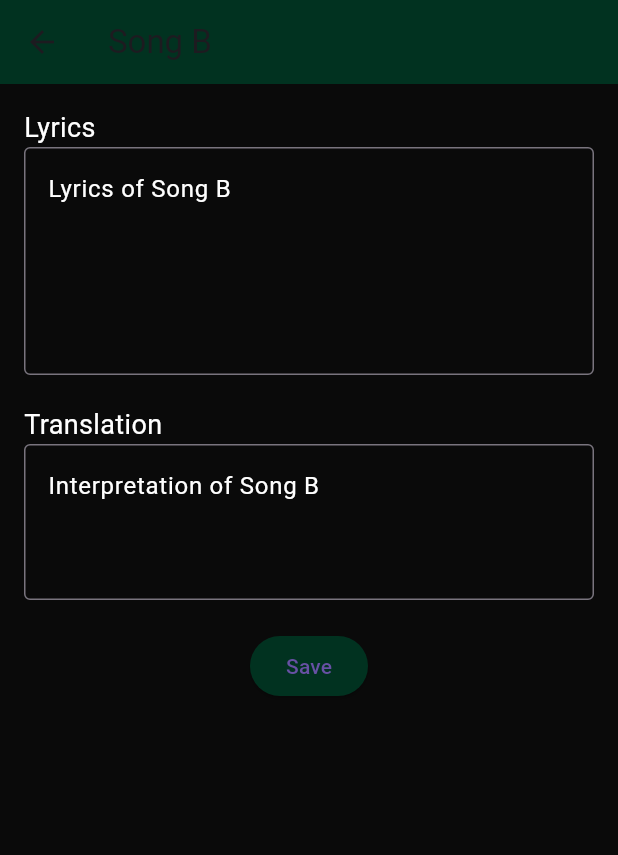
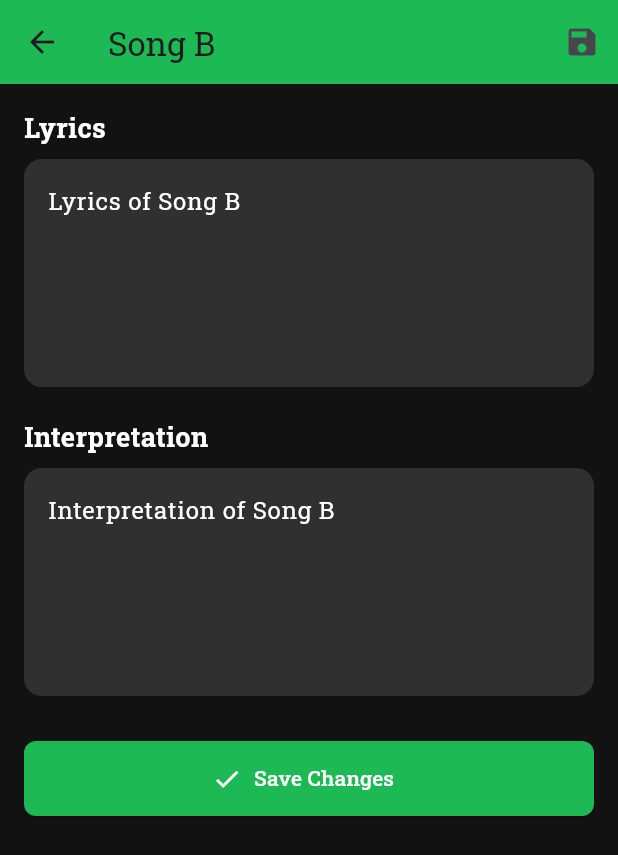
Before and after one commit to chrsthper/FP_TEKBER_LOVETIFY, a Flutter app: the screen it shows after launch, after a tap on the "delete" icon, after a tap on "Song B", on a phone screen of 412 x 824 dp. Shown: the top 855 px of the screen. Run offline on Flutter 3.47's test engine with Material 3 defaults, Android fonts, the phone set to English and light mode, and no system bars.

Commit message:
newest ui

```diff
--- a/lib/library_page.dart
+++ b/lib/library_page.dart
@@ -42,40 +42,17 @@ class _LibraryPageState extends State<LibraryPage> {
     showDialog(
       context: context,
       builder: (ctx) => AlertDialog(
-        backgroundColor: Color(0xFF0A0A0A),
+        backgroundColor: Colors.grey[900],
+        shape: RoundedRectangleBorder(borderRadius: BorderRadius.circular(15)),
         title: Text('Add New Song', style: TextStyle(color: Colors.white)),
         content: Column(
           mainAxisSize: MainAxisSize.min,
           children: [
-            TextField(
-              controller: _titleController,
-              style: TextStyle(color: Colors.white),
-              decoration: InputDecoration(
-                labelText: 'Title',
-                labelStyle: TextStyle(color: Colors.grey),
-                border: OutlineInputBorder(),
-              ),
-            ),
+            _buildTextField(_titleController, 'Title'),
             SizedBox(height: 10),
-            TextField(
-              controller: _lyricsController,
-              style: TextStyle(color: Colors.white),
-              decoration: InputDecoration(
-                labelText: 'Lyrics',
-                labelStyle: TextStyle(color: Colors.grey),
-                border: OutlineInputBorder(),
-              ),
-            ),
+            _buildTextField(_lyricsController, 'Lyrics'),
             SizedBox(height: 10),
-            TextField(
-              controller: _translationController,
-              style: TextStyle(color: Colors.white),
-              decoration: InputDecoration(
-                labelText: 'Interpretation',
-                labelStyle: TextStyle(color: Colors.grey),
-                border: OutlineInputBorder(),
-              ),
-            ),
+            _buildTextField(_translationController, 'Interpretation'),
           ],
         ),
         actions: [
@@ -83,7 +60,11 @@ class _LibraryPageState extends State<LibraryPage> {
             onPressed: () => Navigator.pop(context),
             child: Text('Cancel', style: TextStyle(color: Colors.red)),
           ),
-          TextButton(
+          ElevatedButton(
+            style: ElevatedButton.styleFrom(
+              backgroundColor: Color(0xFF1DB954),
+              shape: RoundedRectangleBorder(borderRadius: BorderRadius.circular(8)),
+            ),
             onPressed: () {
               final newSong = Song(
                 id: DateTime.now().toString(),
@@ -94,9 +75,23 @@ class _LibraryPageState extends State<LibraryPage> {
               _addSong(newSong);
               Navigator.pop(context);
             },
-            child: Text('Add', style: TextStyle(color: Colors.green)),
+            child: Text('Add', style: TextStyle(color: Colors.white)),
           ),
         ],
+      ),
+    );
+  }
+
+  Widget _buildTextField(TextEditingController controller, String label) {
+    return TextField(
+      controller: controller,
+      style: TextStyle(color: Colors.white),
+      decoration: InputDecoration(
+        filled: true,
+        fillColor: Colors.grey[800],
+        labelText: label,
+        labelStyle: TextStyle(color: Colors.grey[400]),
+        border: OutlineInputBorder(borderRadius: BorderRadius.circular(10)),
       ),
     );
   }
@@ -106,17 +101,28 @@ class _LibraryPageState extends State<LibraryPage> {
     return Scaffold(
       appBar: AppBar(
         title: Text('Library'),
-        backgroundColor: Color(0xFF013220),
+        backgroundColor: Color(0xFF1DB954),
       ),
-      body: ListView.builder(
+      body: _songs.isEmpty
+          ? Center(
+              child: Text(
+                'No songs available. Add some!',
+                style: TextStyle(color: Colors.grey[500], fontSize: 18),
+              ),
+            )
+          : ListView.builder(
               itemCount: _songs.length,
               itemBuilder: (ctx, index) {
                 final song = _songs[index];
-          return ListTile(
-            title: Text(song.title, style: TextStyle(color: Colors.white)),
-            subtitle: Text(song.translation, style: TextStyle(color: Colors.grey)),
+                return Card(
+                  margin: EdgeInsets.symmetric(vertical: 8, horizontal: 12),
+                  color: Colors.grey[900],
+                  shape: RoundedRectangleBorder(borderRadius: BorderRadius.circular(15)),
+                  child: ListTile(
+                    title: Text(song.title, style: TextStyle(color: Colors.white, fontWeight: FontWeight.bold)),
+                    subtitle: Text(song.translation, style: TextStyle(color: Colors.grey[400])),
                     trailing: IconButton(
-              icon: Icon(Icons.delete, color: Colors.red),
+                      icon: Icon(Icons.delete, color: Colors.redAccent),
                       onPressed: () => _deleteSong(song.id),
                     ),
                     onTap: () {
@@ -130,12 +136,14 @@ class _LibraryPageState extends State<LibraryPage> {
                         ),
                       );
                     },
+                  ),
                 );
               },
             ),
-      floatingActionButton: FloatingActionButton(
-        backgroundColor: Color(0xFF013220),
-        child: Icon(Icons.add),
+      floatingActionButton: FloatingActionButton.extended(
+        backgroundColor: Color(0xFF1DB954),
+        icon: Icon(Icons.add),
+        label: Text('New Song'),
         onPressed: _addNewSong,
       ),
     );
--- a/lib/main.dart
+++ b/lib/main.dart
@@ -2,7 +2,7 @@ import 'package:flutter/material.dart';
 import 'library_page.dart';
 import 'top_page.dart';
 import 'stats_page.dart';
-import 'splash_screen.dart'; // Tambahkan impor untuk splash screen
+import 'splash_screen.dart';
 
 void main() {
   runApp(MyApp());
@@ -14,10 +14,15 @@ class MyApp extends StatelessWidget {
     return MaterialApp(
       debugShowCheckedModeBanner: false,
       theme: ThemeData(
-        scaffoldBackgroundColor: Color(0xFF0A0A0A), // Background color
-        primaryColor: Color(0xFF013220), // Secondary color
+        scaffoldBackgroundColor: Color(0xFF121212), // Background gelap
+        primaryColor: Color(0xFF1DB954), // Warna utama Spotify-like
+        fontFamily: 'RobotoSlab', // Tambahkan font ini di pubspec.yaml
+        textTheme: TextTheme(
+          bodyMedium: TextStyle(color: Colors.grey[400]), // Pengganti bodyText2
+          bodyLarge: TextStyle(color: Colors.white), // Pengganti bodyText1
+        ),
       ),
-      home: SplashScreen(), // Tampilkan splash screen terlebih dahulu
+      home: SplashScreen(),
     );
   }
 }
@@ -28,18 +33,21 @@ class HomeScreen extends StatefulWidget {
 }
 
 class _HomeScreenState extends State<HomeScreen> {
-  int _currentIndex = 0; // Current selected index for the navbar
+  int _currentIndex = 0;
 
   final List<Widget> _pages = [
-    LibraryPage(), // Library Page
-    TopPage(),     // Top Page
-    StatsPage(),   // Stats Page
+    LibraryPage(),
+    TopPage(),
+    StatsPage(),
   ];
 
   @override
   Widget build(BuildContext context) {
     return Scaffold(
-      body: _pages[_currentIndex], // Display the selected page
+      body: AnimatedSwitcher(
+        duration: Duration(milliseconds: 500),
+        child: _pages[_currentIndex],
+      ),
       bottomNavigationBar: BottomNavigationBar(
         currentIndex: _currentIndex,
         onTap: (index) {
@@ -47,10 +55,14 @@ class _HomeScreenState extends State<HomeScreen> {
             _currentIndex = index;
           });
         },
-        backgroundColor: Color.fromARGB(255, 0, 186, 78), // Navbar background color
-        selectedItemColor: Colors.white, // Selected item color
-        unselectedItemColor: Colors.grey, // Unselected item color
-        items: const [
+        backgroundColor: Color(0xFF1DB954),
+        selectedItemColor: Colors.white,
+        unselectedItemColor: Colors.grey[400],
+        type: BottomNavigationBarType.fixed,
+        elevation: 10,
+        selectedLabelStyle: TextStyle(fontWeight: FontWeight.bold, fontSize: 14),
+        unselectedLabelStyle: TextStyle(fontSize: 12),
+        items: [
           BottomNavigationBarItem(
             icon: Icon(Icons.library_music),
             label: 'Library',
--- a/lib/song_detail_page.dart
+++ b/lib/song_detail_page.dart
@@ -1,90 +1,68 @@
 import 'package:flutter/material.dart';
 import 'song.dart';
 
-class SongDetailPage extends StatefulWidget {
+class SongDetailPage extends StatelessWidget {
   final Song song;
-  final Function(String id, Song updatedSong) onEditSong;
+  final Function(String, Song) onEditSong;
 
-  const SongDetailPage({
-    Key? key,
-    required this.song,
-    required this.onEditSong,
-  }) : super(key: key);
+  SongDetailPage({required this.song, required this.onEditSong});
 
   @override
-  _SongDetailPageState createState() => _SongDetailPageState();
-}
-
-class _SongDetailPageState extends State<SongDetailPage> {
-  late TextEditingController _lyricsController;
-  late TextEditingController _translationController;
-
-  @override
-  void initState() {
-    super.initState();
-    _lyricsController = TextEditingController(text: widget.song.lyrics);
-    _translationController = TextEditingController(text: widget.song.translation);
-  }
-
-  @override
-  void dispose() {
-    _lyricsController.dispose();
-    _translationController.dispose();
-    super.dispose();
-  }
+  Widget build(BuildContext context) {
+    final TextEditingController _lyricsController =
+        TextEditingController(text: song.lyrics);
+    final TextEditingController _translationController =
+        TextEditingController(text: song.translation);
 
     void _saveChanges() {
       final updatedSong = Song(
-      id: widget.song.id,
-      title: widget.song.title,
+        id: song.id,
+        title: song.title,
         lyrics: _lyricsController.text,
         translation: _translationController.text,
       );
-    widget.onEditSong(widget.song.id, updatedSong);
+      onEditSong(song.id, updatedSong);
       Navigator.pop(context);
     }
 
-  @override
-  Widget build(BuildContext context) {
     return Scaffold(
       appBar: AppBar(
-        title: Text(widget.song.title),
-        backgroundColor: Color(0xFF013220),
+        title: Text(song.title),
+        backgroundColor: Color(0xFF1DB954),
+        actions: [
+          IconButton(
+            icon: Icon(Icons.save),
+            onPressed: _saveChanges,
+          ),
+        ],
       ),
       body: Padding(
         padding: const EdgeInsets.all(16.0),
         child: Column(
           crossAxisAlignment: CrossAxisAlignment.start,
           children: [
-            Text('Lyrics', style: TextStyle(fontSize: 18, color: Colors.white)),
-            TextField(
-              controller: _lyricsController,
-              maxLines: 5,
-              style: TextStyle(color: Colors.white),
-              decoration: InputDecoration(
-                hintText: 'Enter lyrics...',
-                hintStyle: TextStyle(color: Colors.grey),
-                border: OutlineInputBorder(),
+            _buildSectionTitle('Lyrics'),
+            SizedBox(height: 8),
+            _buildTextField(_lyricsController, 'Edit Lyrics'),
+            SizedBox(height: 20),
+            _buildSectionTitle('Interpretation'),
+            SizedBox(height: 8),
+            _buildTextField(_translationController, 'Edit Interpretation'),
+            SizedBox(height: 30),
+            Align(
+              alignment: Alignment.bottomCenter,
+              child: ElevatedButton.icon(
+                onPressed: _saveChanges,
+                icon: Icon(Icons.check, size: 20),
+                label: Text('Save Changes'),
+                style: ElevatedButton.styleFrom(
+                  backgroundColor: Color(0xFF1DB954),
+                  foregroundColor: Colors.white,
+                  minimumSize: Size(double.infinity, 50),
+                  shape: RoundedRectangleBorder(
+                    borderRadius: BorderRadius.circular(8),
                   ),
                 ),
-            SizedBox(height: 20),
-            Text('Translation', style: TextStyle(fontSize: 18, color: Colors.white)),
-            TextField(
-              controller: _translationController,
-              maxLines: 3,
-              style: TextStyle(color: Colors.white),
-              decoration: InputDecoration(
-                hintText: 'Enter translation...',
-                hintStyle: TextStyle(color: Colors.grey),
-                border: OutlineInputBorder(),
-              ),
-            ),
-            SizedBox(height: 20),
-            Center(
-              child: ElevatedButton(
-                onPressed: _saveChanges,
-                child: Text('Save'),
-                style: ElevatedButton.styleFrom(backgroundColor: Color(0xFF013220)),
               ),
             ),
           ],
@@ -92,4 +70,33 @@ class _SongDetailPageState extends State<SongDetailPage> {
       ),
     );
   }
+
+  Widget _buildSectionTitle(String title) {
+    return Text(
+      title,
+      style: TextStyle(
+        fontSize: 18,
+        fontWeight: FontWeight.bold,
+        color: Colors.white,
+      ),
+    );
   }
+
+  Widget _buildTextField(TextEditingController controller, String hint) {
+    return TextField(
+      controller: controller,
+      style: TextStyle(color: Colors.white),
+      maxLines: 5,
+      decoration: InputDecoration(
+        hintText: hint,
+        hintStyle: TextStyle(color: Colors.grey[400]),
+        filled: true,
+        fillColor: Colors.grey[850],
+        border: OutlineInputBorder(
+          borderRadius: BorderRadius.circular(12),
+          borderSide: BorderSide.none,
+        ),
+      ),
+    );
+  }
+}
--- a/lib/splash_screen.dart
+++ b/lib/splash_screen.dart
@@ -1,19 +1,32 @@
 import 'package:flutter/material.dart';
-import 'dart:async'; // Untuk menggunakan Timer
-
-import 'main.dart'; // Untuk mengakses HomeScreen
+import 'main.dart';
 
 class SplashScreen extends StatefulWidget {
   @override
   _SplashScreenState createState() => _SplashScreenState();
 }
 
-class _SplashScreenState extends State<SplashScreen> {
+class _SplashScreenState extends State<SplashScreen>
+    with SingleTickerProviderStateMixin {
+  late AnimationController _controller;
+  late Animation<double> _fadeAnimation;
+
   @override
   void initState() {
     super.initState();
-    // Timer untuk berpindah ke halaman utama setelah 3 detik
-    Timer(Duration(seconds: 3), () {
+    _controller = AnimationController(
+      vsync: this,
+      duration: Duration(seconds: 2),
+    );
+
+    _fadeAnimation = CurvedAnimation(
+      parent: _controller,
+      curve: Curves.easeInOut,
+    );
+
+    _controller.forward();
+
+    Future.delayed(Duration(seconds: 3), () {
       Navigator.pushReplacement(
         context,
         MaterialPageRoute(builder: (context) => HomeScreen()),
@@ -22,33 +35,50 @@ class _SplashScreenState extends State<SplashScreen> {
   }
 
   @override
+  void dispose() {
+    _controller.dispose();
+    super.dispose();
+  }
+
+  @override
   Widget build(BuildContext context) {
     return Scaffold(
-      backgroundColor: Color(0xFF013220), // Warna latar belakang splash screen
+      backgroundColor: Color(0xFF1DB954),
       body: Center(
+        child: FadeTransition(
+          opacity: _fadeAnimation,
           child: Column(
             mainAxisAlignment: MainAxisAlignment.center,
             children: [
-            // Logo atau ikon aplikasi
               Icon(
-              Icons.music_note, // Ganti dengan logo Anda
+                Icons.music_note,
                 color: Colors.white,
-              size: 100,
+                size: 80,
               ),
               SizedBox(height: 20),
-            // Nama aplikasi
               Text(
                 'LOVETIFY',
                 style: TextStyle(
+                  color: Colors.white,
                   fontSize: 32,
                   fontWeight: FontWeight.bold,
-                color: Colors.white,
-                fontFamily: 'RobotoSlab', // Gunakan font favorit Anda
+                  letterSpacing: 1.5,
+                  fontFamily: 'RobotoSlab',
+                ),
+              ),
+              SizedBox(height: 10),
+              Text(
+                'Discover Your Favorite Music',
+                style: TextStyle(
+                  color: Colors.white70,
+                  fontSize: 16,
+                  fontStyle: FontStyle.italic,
                 ),
               ),
             ],
           ),
         ),
+      ),
     );
   }
 }
--- a/pubspec.yaml
+++ b/pubspec.yaml
@@ -52,6 +52,10 @@ dev_dependencies:
 
 # The following section is specific to Flutter packages.
 flutter:
+  fonts:
+      - family: RobotoSlab
+        fonts:
+          - asset: fonts/RobotoSlab-Regular.ttf
 
   # The following line ensures that the Material Icons font is
   # included with your application, so that you can use the icons in
```
Also changed, not shown: lib/song.dart (+32 -1 lines), lib/stats_page.dart (+99 -31 lines), lib/top_page.dart (+30 -20 lines). Lines whose indentation alone changed are shown as unchanged.
